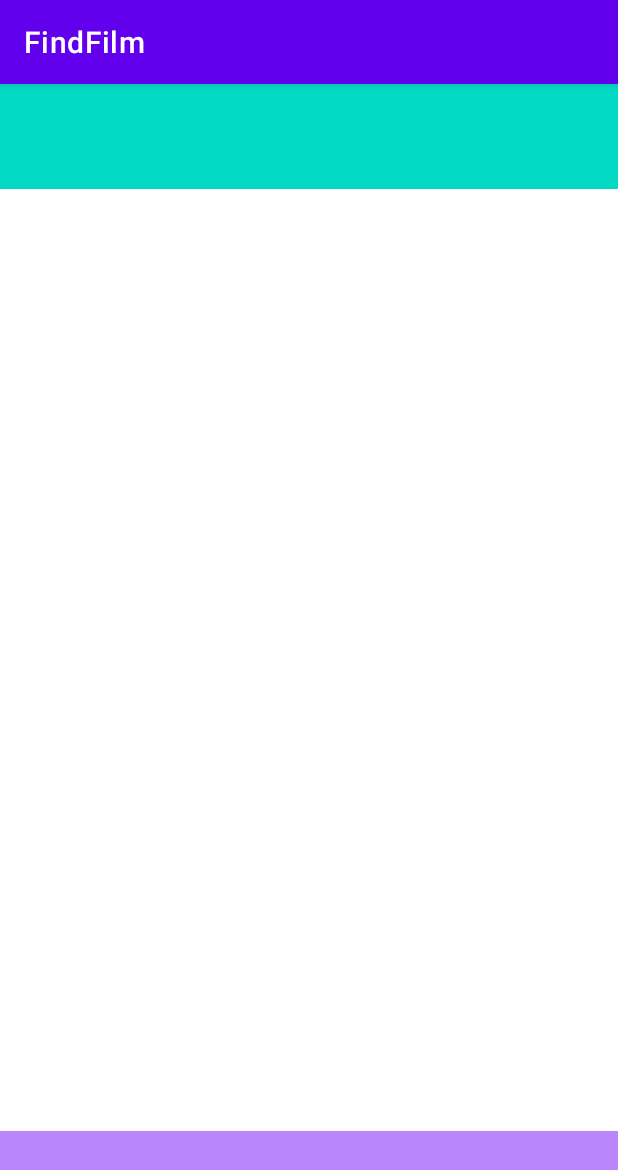
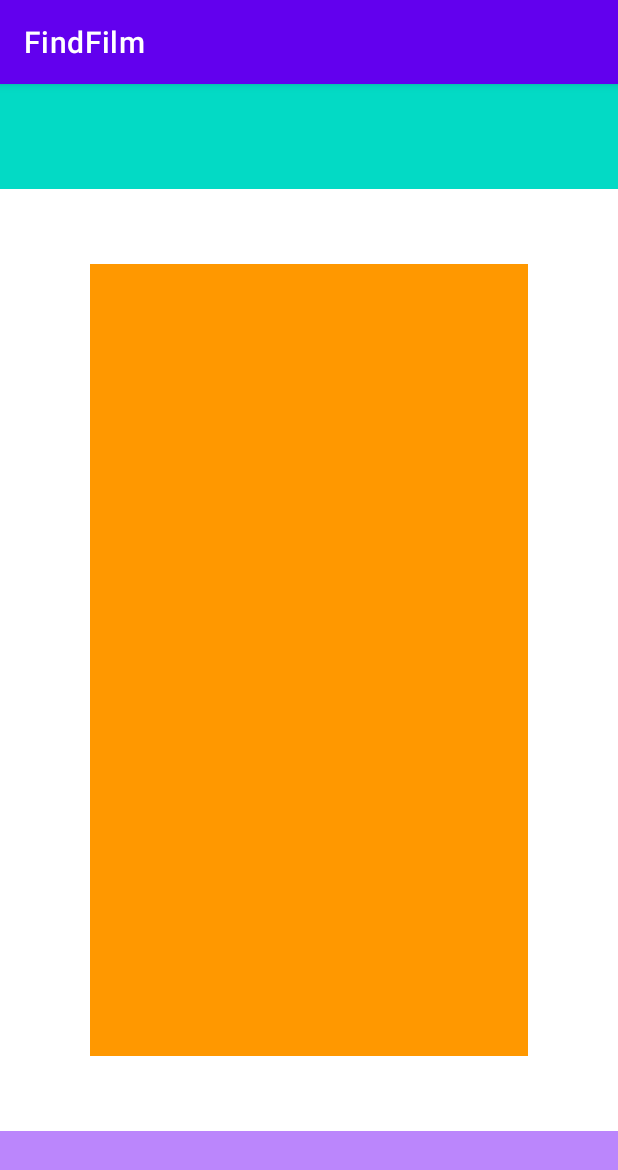
Before and after one commit to Nick-Kolchugin/FindFilm, an Android app: the screen it shows after launch (MainActivity), on a phone screen of 412 x 824 dp. Shown: the top 1170 px of the screen. Run offline under Robolectric (Android 15) with nearby library versions, the phone set to English and light mode, and no system bars.

Commit message:
Task with star

```diff
--- a/app/src/main/res/layout/activity_main.xml
+++ b/app/src/main/res/layout/activity_main.xml
@@ -7,10 +7,15 @@
     tools:context=".MainActivity">
 
     <LinearLayout
-        android:layout_width="300dp"
-        android:layout_height="500dp"
-        app:layout_constraintTop_toTopOf="parent"
-        app:layout_constraintBottom_toBottomOf="parent"
+        android:layout_width="0dp"
+        android:layout_height="0dp"
+        android:background="@color/orange"
+        android:layout_marginStart="60dp"
+        android:layout_marginEnd="60dp"
+        android:layout_marginTop="50dp"
+        android:layout_marginBottom="50dp"
+        app:layout_constraintTop_toBottomOf="@+id/upper_container"
+        app:layout_constraintBottom_toTopOf="@id/lower_container"
         app:layout_constraintStart_toStartOf="parent"
         app:layout_constraintEnd_toEndOf="parent">
 
@@ -19,12 +24,14 @@
     <FrameLayout
         android:layout_width="match_parent"
         android:layout_height="70dp"
+        android:id="@+id/lower_container"
         android:background="@color/purple_200"
         app:layout_constraintBottom_toBottomOf="parent"/>
 
     <FrameLayout
         android:layout_width="match_parent"
         android:layout_height="70dp"
+        android:id="@+id/upper_container"
         android:background="@color/teal_200"
         app:layout_constraintTop_toTopOf="parent"/>
 
--- a/app/src/main/res/values/colors.xml
+++ b/app/src/main/res/values/colors.xml
@@ -7,4 +7,5 @@
     <color name="teal_700">#FF018786</color>
     <color name="black">#FF000000</color>
     <color name="white">#FFFFFFFF</color>
+    <color name="orange">#FF9800</color>
 </resources>
```
